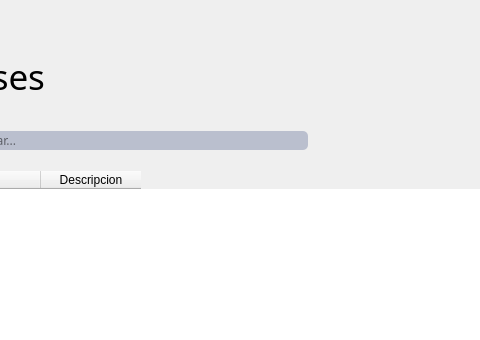
Old version of the form blustock/ui/screens_uis/clases.ui in the repository MaxAPBusiness/Blustock; both pictures show x 100 to 580 and y 0 to 340 of the 759 by 475 pixel window.
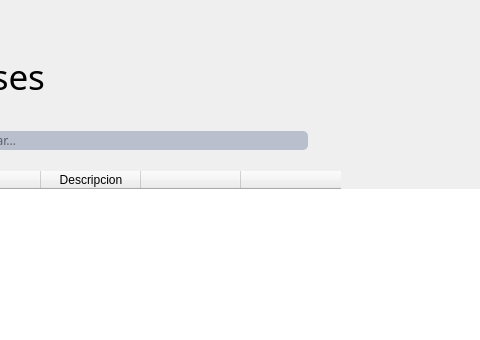
New version of the form. Icons and pictures are not drawn.

Patch:
```diff
--- a/blustock/ui/screens_uis/clases.ui
+++ b/blustock/ui/screens_uis/clases.ui
@@ -291,6 +291,16 @@
          <string>Descripcion</string>
         </property>
        </column>
+       <column>
+        <property name="text">
+         <string/>
+        </property>
+       </column>
+       <column>
+        <property name="text">
+         <string/>
+        </property>
+       </column>
       </widget>
      </item>
      <item>
```
Left out of the diff: 9 changed lines with no effect on the pictures.
